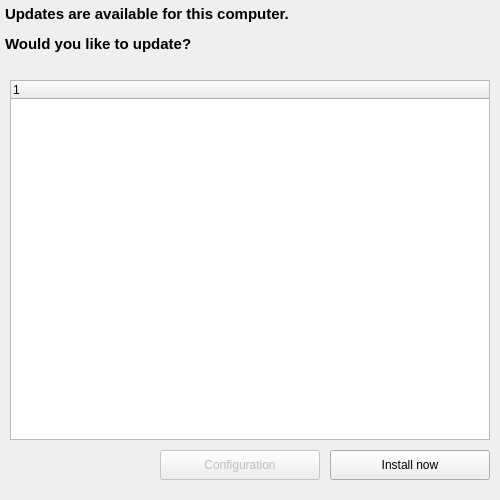
Above: src/chocoupdater.ui from dbkblk/chocoupdater before the change. Below: the same form after it.
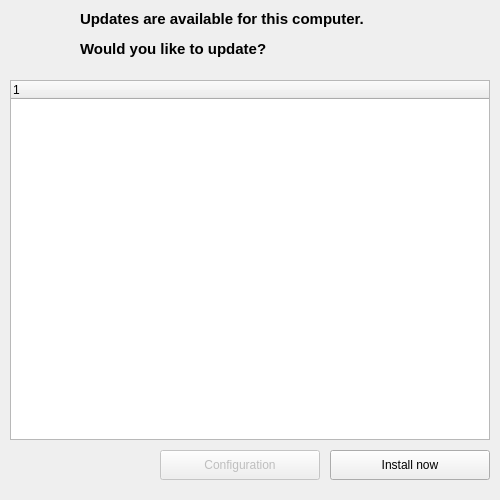
That is the form after the change. Icons and pictures are not drawn.

Diff of the .ui file:
```diff
--- a/src/chocoupdater.ui
+++ b/src/chocoupdater.ui
@@ -106,21 +106,21 @@
    <widget class="QLabel" name="label">
     <property name="geometry">
      <rect>
-      <x>5</x>
-      <y>5</y>
-      <width>490</width>
+      <x>80</x>
+      <y>10</y>
+      <width>405</width>
       <height>60</height>
      </rect>
     </property>
     <property name="minimumSize">
      <size>
-      <width>490</width>
+      <width>405</width>
       <height>60</height>
      </size>
     </property>
     <property name="maximumSize">
      <size>
-      <width>490</width>
+      <width>405</width>
       <height>60</height>
      </size>
     </property>
@@ -137,6 +137,19 @@
      <number>5</number>
     </property>
    </widget>
+   <widget class="QLabel" name="label_2">
+    <property name="geometry">
+     <rect>
+      <x>15</x>
+      <y>10</y>
+      <width>60</width>
+      <height>60</height>
+     </rect>
+    </property>
+    <property name="text">
+     <string>&lt;html&gt;&lt;head/&gt;&lt;body&gt;&lt;p&gt;&lt;img  height=&quot;60&quot; width=&quot;60&quot; src=&quot;:/icon.ico&quot;/&gt;&lt;/p&gt;&lt;/body&gt;&lt;/html&gt;</string>
+    </property>
+   </widget>
   </widget>
   <widget class="QMenuBar" name="menuBar">
    <property name="geometry">
```
Left out of the diff: 3 changed lines with no effect on the pictures.
